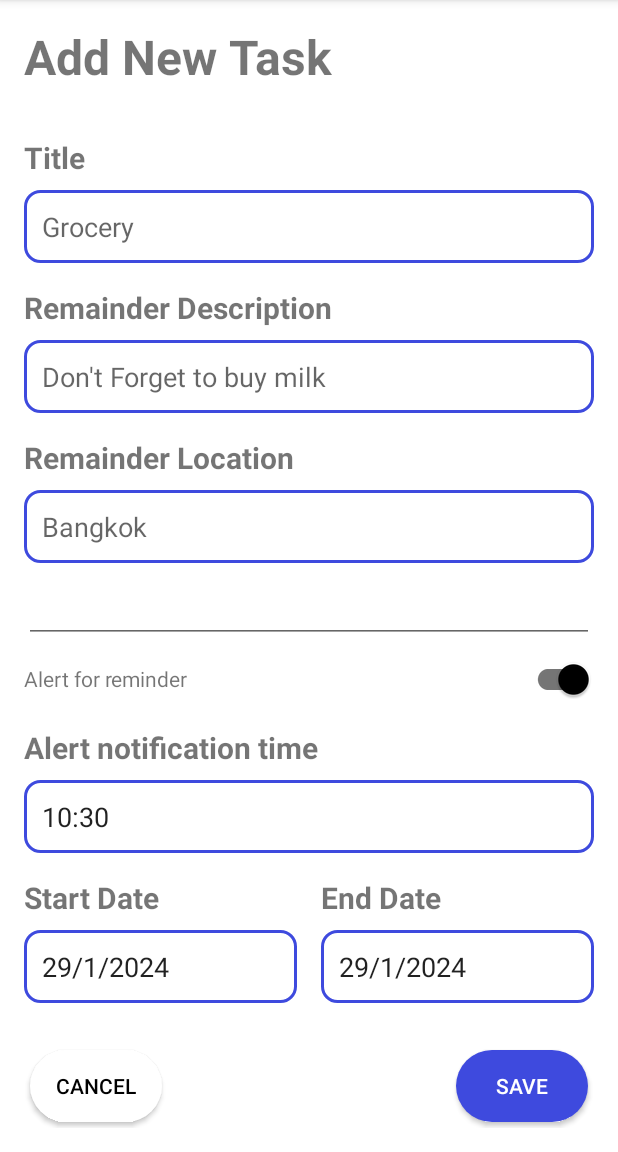
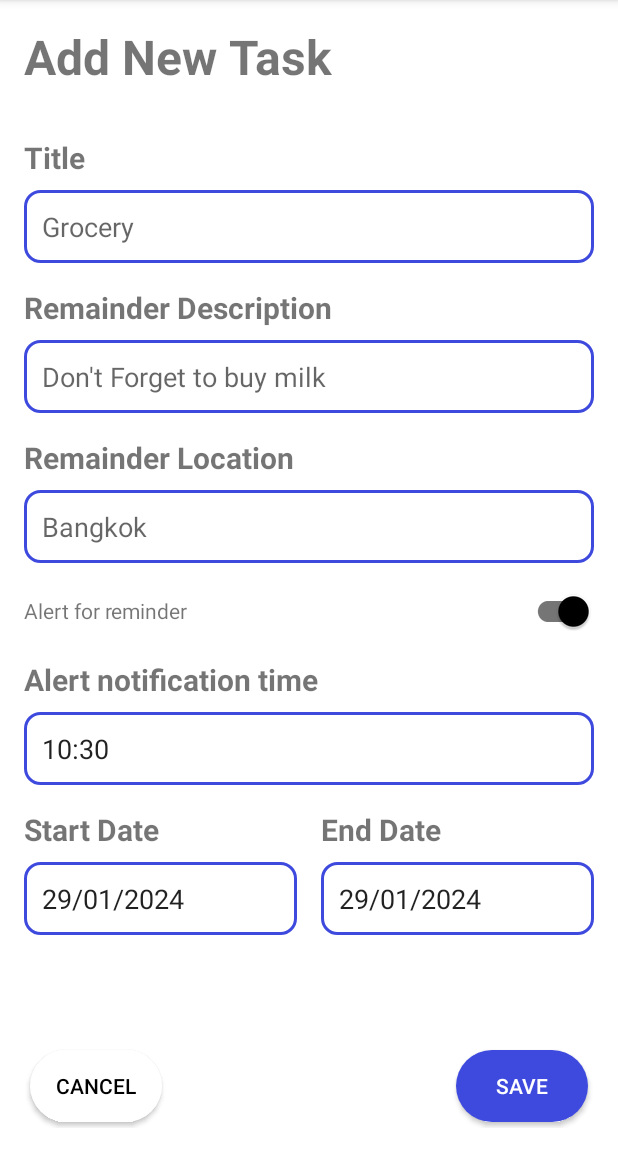
Before and after one commit to wipu25/ReminderTask, an Android app: the AddRemainderFragment screen opened through its navigation route, after a tap on an icon or button, on a phone screen of 412 x 824 dp, the part 84-1236 px from its top. Run offline under Robolectric (Android 15) with nearby library versions, the phone set to English and light mode, and no system bars; our stand-ins replace Room's generated code, data binding; 3 statements that could not run were skipped.

Commit message:
fix: editfield duplicate

```diff
--- a/app/src/main/java/com/example/remindertask/presentation/screens/addRemainderMap/AddReminderMapsFragment.kt
+++ b/app/src/main/java/com/example/remindertask/presentation/screens/addRemainderMap/AddReminderMapsFragment.kt
@@ -55,13 +55,12 @@ class AddReminderMapsFragment : Fragment() {
         mapFragment?.getMapAsync(callback)
         viewModel =
             ViewModelProvider(requireActivity())[AddRemainderMapViewModel(requireActivity().application)::class.java]
+        getCurrentLocation()
         shouldDisplayMap()
         viewModel.apply {
             isGPSLocation.observe(viewLifecycleOwner) {
                 if (!it) {
                     locationManager.removeUpdates(locationListener)
-                } else {
-                    getCurrentLocation()
                 }
             }
             selectedLocation.observe(viewLifecycleOwner) {
--- a/app/src/main/java/com/example/remindertask/presentation/screens/addReminder/AddRemainderFragment.kt
+++ b/app/src/main/java/com/example/remindertask/presentation/screens/addReminder/AddRemainderFragment.kt
@@ -10,6 +10,7 @@ import android.view.View
 import android.view.ViewGroup
 import android.widget.EditText
 import android.widget.Toast
+import androidx.constraintlayout.widget.ConstraintLayout
 import androidx.core.widget.doOnTextChanged
 import androidx.fragment.app.Fragment
 import androidx.fragment.app.viewModels
@@ -20,6 +21,8 @@ import com.example.remindertask.databinding.FragmentAddReminderBinding
 import com.example.remindertask.databinding.TextFieldBinding
 import java.time.LocalDateTime
 import java.time.ZoneId
+import java.time.format.DateTimeFormatter
+import kotlin.math.min
 
 class AddRemainderFragment : Fragment() {
     private val viewModel: AddReminderViewModel by viewModels { AddReminderViewModel.Factory }
@@ -40,25 +43,22 @@ class AddRemainderFragment : Fragment() {
 
         val descriptionForm = binding.description
         val descriptionFormField = descriptionForm.field
-
-        val textFieldSample = binding.texFieldSample
-
         initTextField(titleForm, "Remainder Title", "Grocery")
         initTextField(descriptionForm, "Remainder Description", "Don't Forget to buy milk")
         initTextField(binding.location, "Remainder Location", "Bangkok")
         initTextField(startDateBinding, "Start Date", "2/12/2022")
         initTextField(endDateBinding, "End Date", "4/12/2022")
-        initTextField(binding.alertField, "Alert notification time", "12.00")
         initStartDateField()
         initEndDateField()
         initLocationField()
-        initAlertField()
 
         binding.switchAlert.setOnClickListener {
             viewModel.toggleAlertField()
         }
         viewModel.displayAlertField.observe(viewLifecycleOwner) {
             if (it) {
+                initTextField(binding.alertField, "Alert notification time", "12.00")
+                initAlertField()
                 binding.alertField.root.visibility = View.VISIBLE
             } else {
                 binding.alertField.root.visibility = View.GONE
@@ -67,42 +67,43 @@ class AddRemainderFragment : Fragment() {
 
         titleFormField.setText(viewModel.titleLiveData.value)
         titleFormField.doOnTextChanged { title, _, _, _ ->
-            viewModel.setTitle(title.toString())
-            val error = viewModel.checkTitleValue()
-            if (error != null) {
-                titleFormField.error = error
-                return@doOnTextChanged
-            }
-            titleFormField.error = null
+            titleFormField.error = viewModel.setTitle(title.toString())
         }
 
         descriptionFormField.setText(viewModel.descriptionLiveData.value)
-        descriptionFormField.doOnTextChanged { description, _, _, _ ->
-            viewModel.setDescription(description.toString())
-            val error = viewModel.checkDescriptionValue()
-            if (error != null) {
-                descriptionFormField.error = error
-                return@doOnTextChanged
-            }
-            descriptionFormField.error = null
+        binding.description.field.doOnTextChanged { description, _, _, _ ->
+            descriptionFormField.error = viewModel.setDescription(description.toString())
         }
 
         binding.cancel.setOnClickListener {
             this.findNavController().navigate(AddRemainderFragmentDirections.addReminderToMain())
         }
 
-        textFieldSample.doOnTextChanged { sample, _, _, _ ->
-            Log.d("something change", sample.toString())
+        binding.save.setOnClickListener {
+            onSavePressed()
         }
 
-        binding.save.setOnClickListener {
+        return binding.root
+    }
+
+    private fun onSavePressed() {
+        val titleFormField = binding.title.field
+        val descriptionFormField = binding.title.field
         val titleError = viewModel.checkTitleValue()
         val descriptionError = viewModel.checkDescriptionValue()
+        if(titleError != null && descriptionError != null) {
+            titleFormField.error = titleError
+            descriptionFormField.error = descriptionError
+            Toast.makeText(this.context, "Please fill both empty field", Toast.LENGTH_SHORT)
+                .show()
+            return
+        }
+
         if (titleError != null) {
             titleFormField.error = titleError
             Toast.makeText(this.context, "Title field are empty please add", Toast.LENGTH_SHORT)
                 .show()
-                return@setOnClickListener
+            return
         }
 
         if (descriptionError != null) {
@@ -113,17 +114,13 @@ class AddRemainderFragment : Fragment() {
                 Toast.LENGTH_SHORT
             )
                 .show()
-                return@setOnClickListener
+            return
         }
 
         viewModel.onSave()
-//            scheduleNotification()
         Toast.makeText(this.context, "Successfully save new reminder", Toast.LENGTH_SHORT)
             .show()
         this.findNavController().navigate(AddRemainderFragmentDirections.addReminderToMain())
-        }
-
-        return binding.root
     }
 
     private fun initLocationField() {
@@ -141,6 +138,7 @@ class AddRemainderFragment : Fragment() {
     }
 
     private fun initTextField(binding: TextFieldBinding, title: String, hint: String) {
+        binding.field.id = (binding.field.parent as ConstraintLayout).id + binding.field.id
         binding.title.text = title
         binding.field.hint = hint
     }
@@ -150,10 +148,7 @@ class AddRemainderFragment : Fragment() {
         disableFieldSettings(fieldBinding)
 
         viewModel.startDateLiveData.observe(this.viewLifecycleOwner) { startDate ->
-            val year = startDate.year
-            val month = startDate.monthValue
-            val day = startDate.dayOfMonth
-            fieldBinding.setText("$day/$month/$year")
+            fieldBinding.setText(startDate.format(DateTimeFormatter.ofPattern("dd/MM/yyyy")))
         }
 
         fieldBinding.setOnClickListener {
@@ -166,11 +161,8 @@ class AddRemainderFragment : Fragment() {
         val fieldBinding = endDateBinding.field
         disableFieldSettings(fieldBinding)
 
-        viewModel.endDateLiveData.observe(this.viewLifecycleOwner) { endDate ->
-            val year = endDate.year
-            val month = endDate.monthValue
-            val day = endDate.dayOfMonth
-            fieldBinding.setText("$day/$month/$year")
+        viewModel.endDateLiveData.observe(viewLifecycleOwner) { endDate ->
+            fieldBinding.setText(endDate.format(DateTimeFormatter.ofPattern("dd/MM/yyyy")))
         }
 
         fieldBinding.setOnClickListener {
@@ -185,7 +177,11 @@ class AddRemainderFragment : Fragment() {
         disableFieldSettings(fieldBinding)
 
         viewModel.alertTimeLiveDate.observe(viewLifecycleOwner) {
-            binding.alertField.field.setText("${it.hour}:${it.minute}")
+            var minute = it.minute.toString()
+            if(it.minute!! < 10) {
+                minute = "0${minute}"
+            }
+            binding.alertField.field.setText("${it.hour}:$minute")
         }
 
         fieldBinding.setOnClickListener {
--- a/app/src/main/java/com/example/remindertask/presentation/screens/addReminder/AddReminderViewModel.kt
+++ b/app/src/main/java/com/example/remindertask/presentation/screens/addReminder/AddReminderViewModel.kt
@@ -130,12 +130,14 @@ class AddReminderViewModel(
         return null
     }
 
-    fun setTitle(text: String) {
+    fun setTitle(text: String): String? {
         _titleLiveData.value = text
+        return checkTitleValue()
     }
 
-    fun setDescription(text: String) {
+    fun setDescription(text: String): String? {
         _descriptionLiveData.value = text
+        return checkDescriptionValue()
     }
 
     fun setLocation(location: SelectedLocation) {
--- a/app/src/main/java/com/example/remindertask/presentation/screens/home/HomeFragment.kt
+++ b/app/src/main/java/com/example/remindertask/presentation/screens/home/HomeFragment.kt
@@ -34,13 +34,12 @@ class HomeFragment : Fragment() {
 
         binding = FragmentMainBinding.inflate(inflater, container, false)
         val recyclerAdapter = HomeRecyclerAdapter(::displayDialog, homeViewModel::removeItem)
-        recyclerAdapter.recyclerList = listOf(HorizontalModel(listOf<String>("a", "b", "c")))
+//        recyclerAdapter.recyclerList = listOf(HorizontalModel(listOf<String>("a", "b", "c")))
 
         recyclerAdapter.notifyItemInserted(0)
 
         homeViewModel.allReminder.observe(viewLifecycleOwner) { it ->
-            recyclerAdapter.recyclerList =
-                listOf(recyclerAdapter.recyclerList[0]) + it.map { e -> VerticalItem(e) }.toList()
+            recyclerAdapter.recyclerList = it.map { e -> VerticalItem(e) }.toList()
             if (homeViewModel.removeIndex != null) {
                 recyclerAdapter.notifyItemRemoved(homeViewModel.removeIndex!!)
                 Toast.makeText(this.context, "Successfully remove reminder", Toast.LENGTH_SHORT)
--- a/app/src/main/res/layout/fragment_add_reminder.xml
+++ b/app/src/main/res/layout/fragment_add_reminder.xml
@@ -48,33 +48,23 @@
             app:layout_constraintLeft_toLeftOf="parent"
             />
 
-        <EditText
-            android:id="@+id/tex_field_sample"
+        <LinearLayout
+            android:id="@+id/alert"
             android:layout_width="match_parent"
             android:layout_height="wrap_content"
-            app:layout_constraintTop_toBottomOf="@id/location"
             app:layout_constraintLeft_toLeftOf="parent"
-            />
-
-        <LinearLayout
-            app:layout_constraintTop_toBottomOf="@id/tex_field_sample"
-            app:layout_constraintLeft_toLeftOf="parent"
-            android:id="@+id/alert"
-            android:layout_width="match_parent"
-            android:layout_height="wrap_content">
+            app:layout_constraintTop_toBottomOf="@+id/location">
 
             <TextView
                 android:layout_width="0dp"
                 android:layout_height="wrap_content"
                 android:layout_weight="1"
-                android:text="Alert for reminder"
-                />
+                android:text="Alert for reminder" />
 
             <com.google.android.material.switchmaterial.SwitchMaterial
                 android:id="@+id/switch_alert"
                 android:layout_width="wrap_content"
-                android:layout_height="wrap_content"
-                />
+                android:layout_height="wrap_content" />
 
         </LinearLayout>
 
--- a/app/src/main/res/layout/fragment_main.xml
+++ b/app/src/main/res/layout/fragment_main.xml
@@ -18,6 +18,7 @@
         app:layout_constraintTop_toTopOf="parent" />
 
     <androidx.recyclerview.widget.RecyclerView
+        android:layout_margin="8dp"
         android:visibility="gone"
         android:id="@+id/recycler_view"
         android:layout_width="match_parent"
```
Lines whose indentation alone changed are shown as unchanged.
